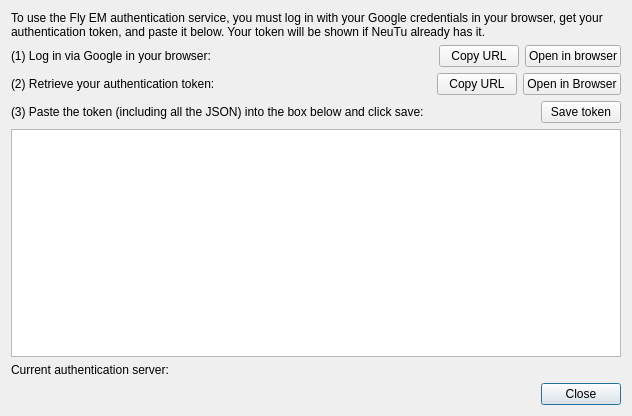
This is neurolabi/gui/flyem/auth/flyemauthtokendialog.ui in janelia-flyem/NeuTu as Qt 5 draws it before an edit. The edited form follows.
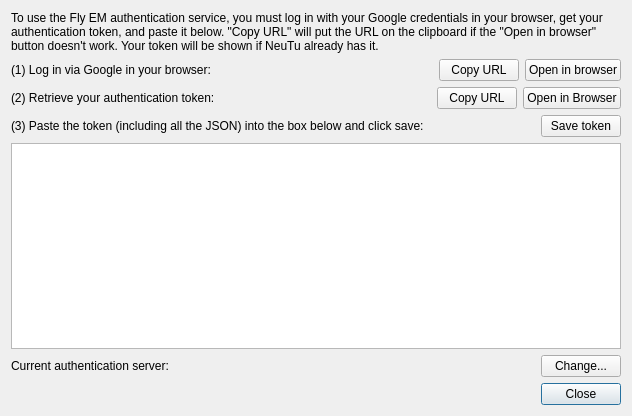
This is the edited form.

Commit message: added ability to change auth server

```diff
--- a/neurolabi/gui/flyem/auth/flyemauthtokendialog.ui
+++ b/neurolabi/gui/flyem/auth/flyemauthtokendialog.ui
@@ -17,7 +17,7 @@
    <item>
     <widget class="QLabel" name="label_2">
      <property name="text">
-      <string>To use the Fly EM authentication service, you must log in with your Google credentials in your browser, get your authentication token, and paste it below. Your token will be shown if NeuTu already has it.</string>
+      <string>To use the Fly EM authentication service, you must log in with your Google credentials in your browser, get your authentication token, and paste it below. &quot;Copy URL&quot; will put the URL on the clipboard if the &quot;Open in browser&quot; button doesn't work. Your token will be shown if NeuTu already has it.</string>
      </property>
      <property name="wordWrap">
       <bool>true</bool>
@@ -153,11 +153,38 @@
     <widget class="QTextEdit" name="tokenText"/>
    </item>
    <item>
+    <layout class="QHBoxLayout" name="horizontalLayout_4">
+     <item>
     <widget class="QLabel" name="serverLabel">
      <property name="text">
       <string>Current authentication server:</string>
      </property>
     </widget>
+     </item>
+     <item>
+      <spacer name="horizontalSpacer_4">
+       <property name="orientation">
+        <enum>Qt::Horizontal</enum>
+       </property>
+       <property name="sizeHint" stdset="0">
+        <size>
+         <width>40</width>
+         <height>20</height>
+        </size>
+       </property>
+      </spacer>
+     </item>
+     <item>
+      <widget class="QPushButton" name="changeServerButton">
+       <property name="text">
+        <string>Change...</string>
+       </property>
+       <property name="autoDefault">
+        <bool>false</bool>
+       </property>
+      </widget>
+     </item>
+    </layout>
    </item>
    <item>
     <widget class="QDialogButtonBox" name="buttonBox">
```
Lines whose indentation alone changed are shown as unchanged. The commit also changes 4 other files.
